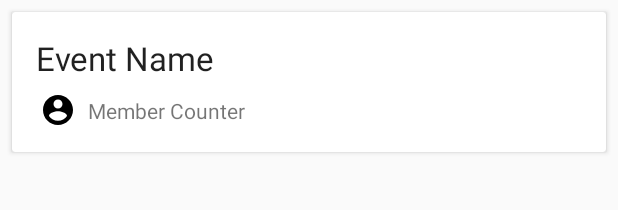
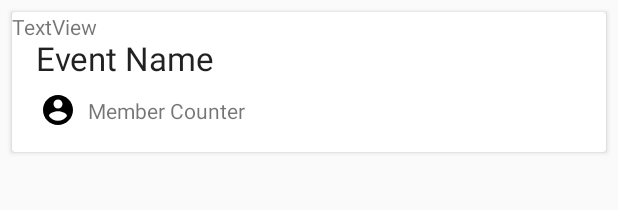
Before and after one commit to Alexxx111/Uni-App, an Android app: the layout list_element.xml on its own in the app's theme, with its tools: preview values and no code run, on a phone screen of 412 x 824 dp. Shown: the top 210 px of the screen. Run offline under Robolectric (Android 15) with nearby library versions, the phone set to English and light mode, and no system bars.

Commit message:
Modulname wird jetzt auf den Karten in der Liste angezeigt (noch nicht in schön)

```diff
--- a/UniMate/app/src/main/java/com/unimate/FeedActivity.java
+++ b/UniMate/app/src/main/java/com/unimate/FeedActivity.java
@@ -71,6 +71,7 @@ public class FeedActivity extends Fragment {
                 events.clear();
 
                 for(DataSnapshot d: dataSnapshot.getChildren()){
+                    System.out.println("hallowww " + d.getValue().toString());
                     events.add(d.getValue(Event.class));
                 }
                 // setup adapter
--- a/UniMate/app/src/main/java/com/unimate/ListAdapter.java
+++ b/UniMate/app/src/main/java/com/unimate/ListAdapter.java
@@ -47,12 +47,15 @@ public class ListAdapter extends BaseAdapter {
 
         TextView event_name_text = (TextView)vi.findViewById(R.id.message_text); // title
         TextView member_counter_text = (TextView)vi.findViewById(R.id.member_counter_text); // artist name
+        TextView modul_name = (TextView) vi.findViewById(R.id.modul_name);
 
+        String modul = events.get(position).getModul();
         String name = events.get(position).getName();
         String count = String.valueOf(events.get(position).getMemberCount());
 
         // Setting all values in listview
         event_name_text.setText(name);
+        modul_name.setText(modul);
         member_counter_text.setText(count);
         return vi;
     }
--- a/UniMate/app/src/main/res/layout/list_element.xml
+++ b/UniMate/app/src/main/res/layout/list_element.xml
@@ -11,7 +11,7 @@
         app:layout_constraintLeft_toLeftOf="parent"
         android:layout_marginTop="8dp"
         app:layout_constraintTop_toTopOf="parent"
-        android:layout_width="match_parent"
+        android:layout_width="0dp"
         app:layout_constraintRight_toRightOf="parent"
         android:id="@+id/cardView"
         android:layout_marginStart="8dp"
@@ -57,12 +57,20 @@
                 android:layout_marginTop="8dp"
                 app:layout_constraintBottom_toBottomOf="parent"
                 android:layout_marginBottom="16dp" />
+
+            <TextView
+                android:text="TextView"
+                android:layout_width="wrap_content"
+                android:layout_height="wrap_content"
+                tools:layout_editor_absoluteY="15dp"
+                tools:layout_editor_absoluteX="148dp"
+                android:id="@+id/modul_name" />
         </android.support.constraint.ConstraintLayout>
 
     </android.support.v7.widget.CardView>
 
     <Space
-        android:layout_width="match_parent"
+        android:layout_width="0dp"
         app:layout_constraintTop_toBottomOf="@+id/cardView"
         app:layout_constraintLeft_toLeftOf="parent"
         app:layout_constraintRight_toRightOf="parent"
```
Also changed, not shown: UniMate/app/src/main/java/com/unimate/CreateEventActivity.java (+6 -1 lines), UniMate/app/src/main/java/com/unimate/model/Event.java (+9 -1 lines).
